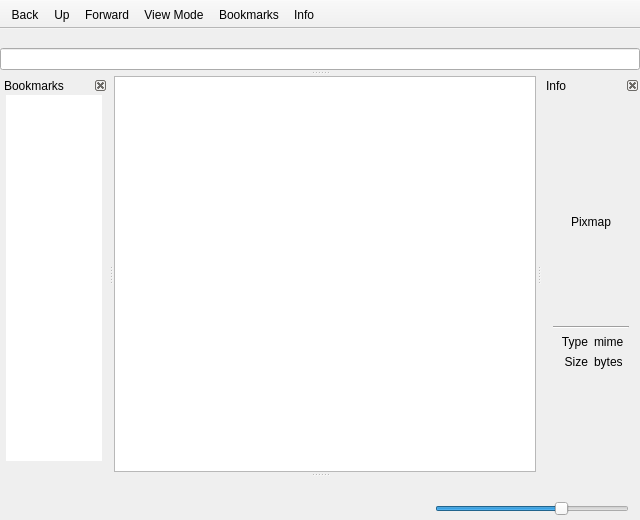
The window that mainwindow.ui (FrankMamuda/filemanager) describes before a commit, drawn with Qt 5.
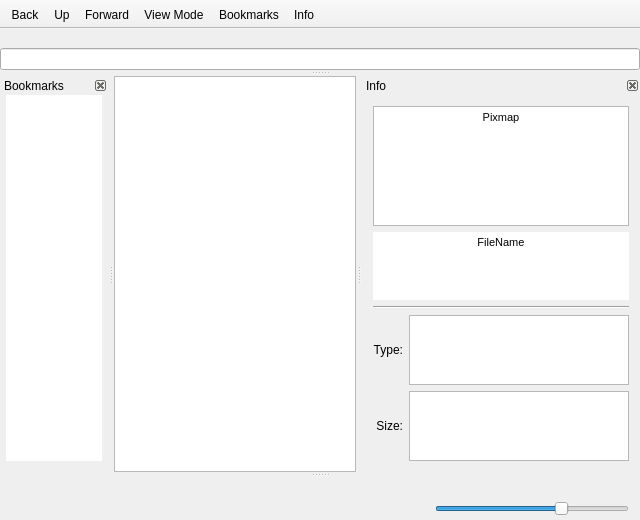
The same window after the commit. Icons and pictures are not drawn. Custom widgets are drawn as their Qt base class.

The edit to the form file:
```diff
--- a/mainwindow.ui
+++ b/mainwindow.ui
@@ -315,12 +315,6 @@
    </widget>
   </widget>
   <widget class="QDockWidget" name="dockInfo">
-   <property name="maximumSize">
-    <size>
-     <width>98</width>
-     <height>524287</height>
-    </size>
-   </property>
    <property name="features">
     <set>QDockWidget::DockWidgetClosable|QDockWidget::DockWidgetMovable</set>
    </property>
@@ -334,15 +328,30 @@
     <number>2</number>
    </attribute>
    <widget class="QWidget" name="dockInfoContents">
-    <property name="sizePolicy">
-     <sizepolicy hsizetype="Preferred" vsizetype="Preferred">
-      <horstretch>0</horstretch>
-      <verstretch>0</verstretch>
-     </sizepolicy>
-    </property>
-    <layout class="QVBoxLayout" name="verticalLayout_2">
-     <item>
-      <spacer name="topSpacer">
+    <layout class="QGridLayout" name="gridLayout_2">
+     <item row="1" column="0" colspan="2">
+      <widget class="TextLabel" name="infoPixmap">
+       <property name="html">
+        <string>&lt;!DOCTYPE HTML PUBLIC &quot;-//W3C//DTD HTML 4.0//EN&quot; &quot;http://www.w3.org/TR/REC-html40/strict.dtd&quot;&gt;
+&lt;html&gt;&lt;head&gt;&lt;meta name=&quot;qrichtext&quot; content=&quot;1&quot; /&gt;&lt;style type=&quot;text/css&quot;&gt;
+p, li { white-space: pre-wrap; }
+&lt;/style&gt;&lt;/head&gt;&lt;body style=&quot; font-family:'MS Shell Dlg 2'; font-size:8.25pt; font-weight:400; font-style:normal;&quot;&gt;
+&lt;p align=&quot;center&quot; style=&quot; margin-top:0px; margin-bottom:0px; margin-left:0px; margin-right:0px; -qt-block-indent:0; text-indent:0px;&quot;&gt;&lt;span style=&quot; font-size:8pt;&quot;&gt;Pixmap&lt;/span&gt;&lt;/p&gt;&lt;/body&gt;&lt;/html&gt;</string>
+       </property>
+      </widget>
+     </item>
+     <item row="5" column="0">
+      <widget class="QLabel" name="labelSize">
+       <property name="text">
+        <string>Size:</string>
+       </property>
+       <property name="alignment">
+        <set>Qt::AlignRight|Qt::AlignTrailing|Qt::AlignVCenter</set>
+       </property>
+      </widget>
+     </item>
+     <item row="6" column="0" colspan="2">
+      <spacer name="verticalSpacer">
        <property name="orientation">
         <enum>Qt::Vertical</enum>
        </property>
@@ -354,132 +363,55 @@
        </property>
       </spacer>
      </item>
-     <item>
-      <widget class="QLabel" name="labelPixmap">
-       <property name="minimumSize">
-        <size>
-         <width>48</width>
-         <height>48</height>
-        </size>
+     <item row="5" column="1">
+      <widget class="TextLabel" name="valueSize">
+       <property name="sizeAdjustPolicy">
+        <enum>QAbstractScrollArea::AdjustToContents</enum>
        </property>
+      </widget>
+     </item>
+     <item row="4" column="0">
+      <widget class="QLabel" name="labelType">
        <property name="text">
-        <string>Pixmap</string>
-       </property>
-       <property name="scaledContents">
-        <bool>false</bool>
+        <string>Type:</string>
        </property>
        <property name="alignment">
-        <set>Qt::AlignCenter</set>
+        <set>Qt::AlignRight|Qt::AlignTrailing|Qt::AlignVCenter</set>
        </property>
       </widget>
      </item>
-     <item>
-      <layout class="QHBoxLayout" name="horizontalLayout_6">
-       <property name="sizeConstraint">
-        <enum>QLayout::SetFixedSize</enum>
+     <item row="2" column="0" colspan="2">
+      <widget class="TextLabel" name="editFileName">
+       <property name="font">
+        <font>
+         <weight>75</weight>
+         <bold>true</bold>
+        </font>
        </property>
-       <item>
-        <widget class="QTextEdit" name="editFileName">
-         <property name="sizePolicy">
-          <sizepolicy hsizetype="Maximum" vsizetype="Maximum">
-           <horstretch>0</horstretch>
-           <verstretch>0</verstretch>
-          </sizepolicy>
-         </property>
-         <property name="font">
-          <font>
-           <weight>75</weight>
-           <bold>true</bold>
-          </font>
-         </property>
-         <property name="styleSheet">
-          <string notr="true">QTextEdit { background-color: transparent; text-align: center; }</string>
-         </property>
-         <property name="frameShape">
-          <enum>QFrame::NoFrame</enum>
-         </property>
-         <property name="verticalScrollBarPolicy">
-          <enum>Qt::ScrollBarAlwaysOff</enum>
-         </property>
-         <property name="horizontalScrollBarPolicy">
-          <enum>Qt::ScrollBarAlwaysOff</enum>
-         </property>
-         <property name="sizeAdjustPolicy">
-          <enum>QAbstractScrollArea::AdjustToContentsOnFirstShow</enum>
-         </property>
-         <property name="readOnly">
-          <bool>true</bool>
-         </property>
-         <property name="html">
-          <string>&lt;!DOCTYPE HTML PUBLIC &quot;-//W3C//DTD HTML 4.0//EN&quot; &quot;http://www.w3.org/TR/REC-html40/strict.dtd&quot;&gt;
+       <property name="frameShape">
+        <enum>QFrame::NoFrame</enum>
+       </property>
+       <property name="sizeAdjustPolicy">
+        <enum>QAbstractScrollArea::AdjustToContents</enum>
+       </property>
+       <property name="html">
+        <string>&lt;!DOCTYPE HTML PUBLIC &quot;-//W3C//DTD HTML 4.0//EN&quot; &quot;http://www.w3.org/TR/REC-html40/strict.dtd&quot;&gt;
 &lt;html&gt;&lt;head&gt;&lt;meta name=&quot;qrichtext&quot; content=&quot;1&quot; /&gt;&lt;style type=&quot;text/css&quot;&gt;
 p, li { white-space: pre-wrap; }
 &lt;/style&gt;&lt;/head&gt;&lt;body style=&quot; font-family:'MS Shell Dlg 2'; font-size:8.25pt; font-weight:600; font-style:normal;&quot;&gt;
-&lt;p align=&quot;center&quot; style=&quot;-qt-paragraph-type:empty; margin-top:0px; margin-bottom:0px; margin-left:0px; margin-right:0px; -qt-block-indent:0; text-indent:0px;&quot;&gt;&lt;br /&gt;&lt;/p&gt;&lt;/body&gt;&lt;/html&gt;</string>
-         </property>
-         <property name="acceptRichText">
-          <bool>false</bool>
-         </property>
-         <property name="textInteractionFlags">
-          <set>Qt::NoTextInteraction</set>
-         </property>
-        </widget>
-       </item>
-      </layout>
+&lt;p align=&quot;center&quot; style=&quot; margin-top:0px; margin-bottom:0px; margin-left:0px; margin-right:0px; -qt-block-indent:0; text-indent:0px;&quot;&gt;&lt;span style=&quot; font-weight:400;&quot;&gt;FileName&lt;/span&gt;&lt;/p&gt;&lt;/body&gt;&lt;/html&gt;</string>
+       </property>
+      </widget>
      </item>
-     <item>
+     <item row="3" column="0" colspan="2">
       <widget class="Line" name="line">
        <property name="orientation">
         <enum>Qt::Horizontal</enum>
        </property>
       </widget>
      </item>
-     <item>
-      <layout class="QGridLayout" name="infoLayout">
-       <item row="0" column="1">
-        <widget class="QLabel" name="valueType">
-         <property name="text">
-          <string>mime</string>
-         </property>
-         <property name="wordWrap">
-          <bool>true</bool>
-         </property>
-        </widget>
-       </item>
-       <item row="0" column="0">
-        <widget class="QLabel" name="labelType">
-         <property name="text">
-          <string>Type</string>
-         </property>
-         <property name="alignment">
-          <set>Qt::AlignRight|Qt::AlignTrailing|Qt::AlignVCenter</set>
-         </property>
-        </widget>
-       </item>
-       <item row="1" column="0">
-        <widget class="QLabel" name="labelSize">
-         <property name="text">
-          <string>Size</string>
-         </property>
-         <property name="alignment">
-          <set>Qt::AlignRight|Qt::AlignTrailing|Qt::AlignVCenter</set>
-         </property>
-        </widget>
-       </item>
-       <item row="1" column="1">
-        <widget class="QLabel" name="valueSize">
-         <property name="text">
-          <string>bytes</string>
-         </property>
-         <property name="wordWrap">
-          <bool>true</bool>
-         </property>
-        </widget>
-       </item>
-      </layout>
-     </item>
-     <item>
-      <spacer name="bottomSpacer">
+     <item row="0" column="0" colspan="2">
+      <spacer name="verticalSpacer_2">
        <property name="orientation">
         <enum>Qt::Vertical</enum>
        </property>
@@ -491,6 +423,13 @@
        </property>
       </spacer>
      </item>
+     <item row="4" column="1">
+      <widget class="TextLabel" name="valueType">
+       <property name="sizeAdjustPolicy">
+        <enum>QAbstractScrollArea::AdjustToContents</enum>
+       </property>
+      </widget>
+     </item>
     </layout>
    </widget>
   </widget>
@@ -652,6 +591,11 @@
  </widget>
  <layoutdefault spacing="6" margin="11"/>
  <customwidgets>
+  <customwidget>
+   <class>TextLabel</class>
+   <extends>QTextEdit</extends>
+   <header location="global">textlabel.h</header>
+  </customwidget>
   <customwidget>
    <class>ListView</class>
    <extends>QListView</extends>
```
